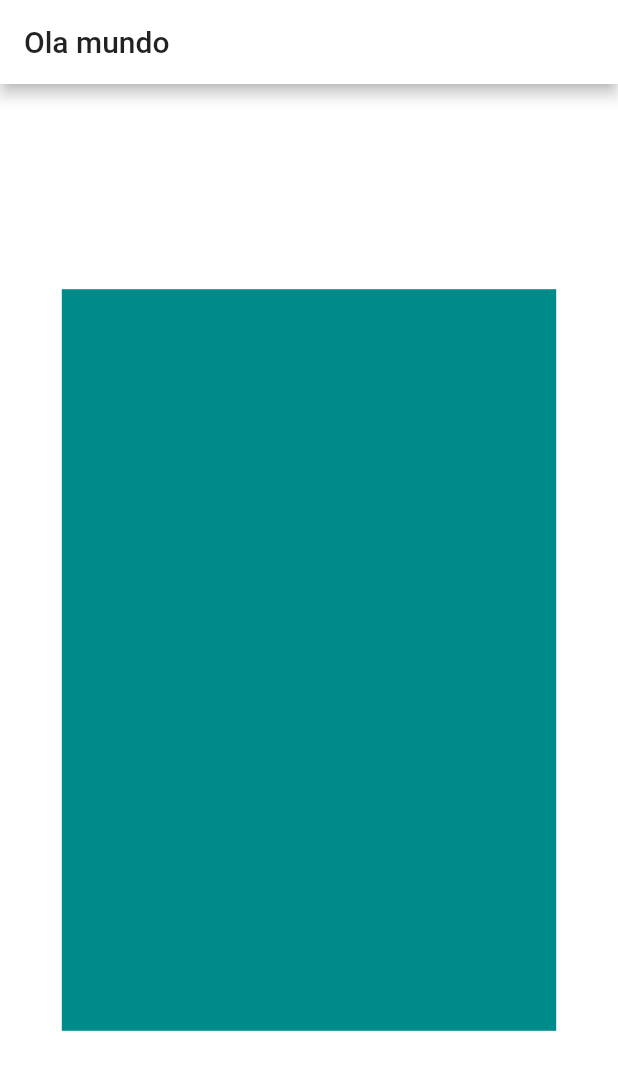
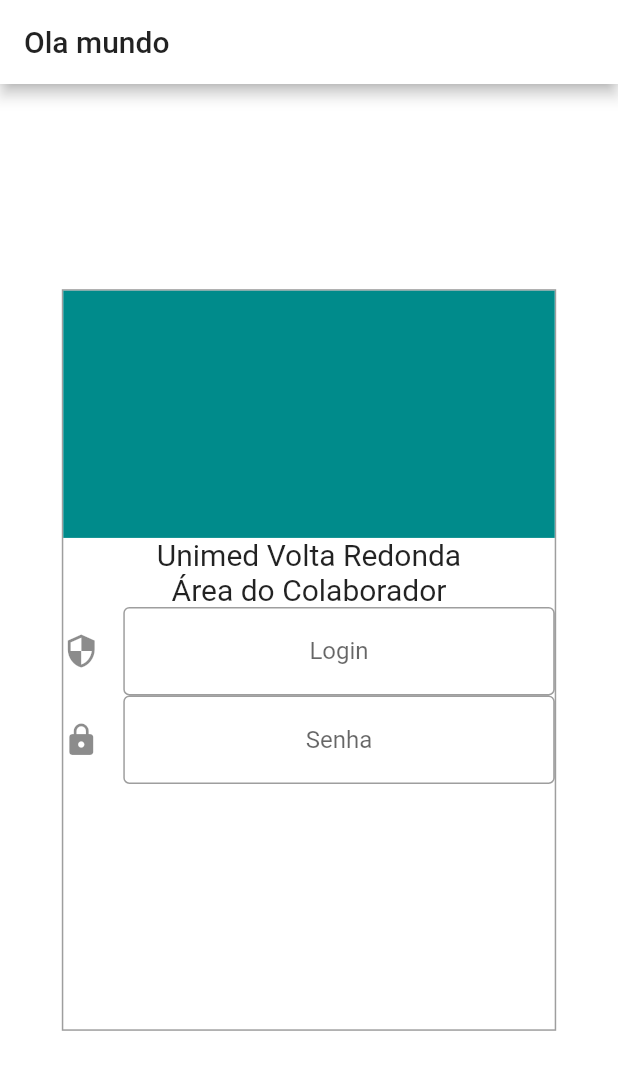
Before and after one commit to higorass02/BrincandoFlutter, a Flutter app: the screen it shows after launch, on a phone screen of 412 x 824 dp. Shown: the top 1070 px of the screen. Run offline on Flutter 3.47's test engine with Material 2 defaults, Android fonts, the phone set to English and light mode, and no system bars.

Commit message:
subindo tela de login

```diff
--- a/lib/main.dart
+++ b/lib/main.dart
@@ -7,6 +7,7 @@
 
 import 'package:flutter/material.dart';
 import 'package:flutter/rendering.dart';
+import 'package:flutter/services.dart';
 
 void main() => runApp(MyApp());
 
@@ -60,10 +61,79 @@ class MyStatelessWidget extends StatelessWidget {
       ),
       body: Center(
         child: Container(
+          decoration: BoxDecoration(
+            border: Border(
+              top: BorderSide(width: 1.0, color: Colors.grey),
+              left: BorderSide(width: 1.0, color: Colors.grey),
+              right: BorderSide(width: 1.0, color: Colors.grey),
+              bottom: BorderSide(width: 1.0, color: Colors.grey),
+            ),
+          ),
           margin: const EdgeInsets.all(10.0),
-          color: Color.fromRGBO(0,139,139, 1),
+          //color: Colors.white,
           width: MediaQuery.of(context).size.width * 0.8,
           height: MediaQuery.of(context).size.height * 0.6,
+          child: Column(
+            children: [
+              Container(
+                width: MediaQuery.of(context).size.width * 1,
+                height: MediaQuery.of(context).size.height * 0.2,
+                color: Color.fromRGBO(0,139,139, 1),
+              ),
+              Container(
+                child: Column(
+                  children: <Widget>[
+                    Text('Unimed Volta Redonda',style: TextStyle(fontSize: 20)),
+                    Text('Área do Colaborador',style: TextStyle(fontSize: 20)),
+                    Form(
+                      child: Column(
+                        children: <Widget>[
+                          TextFormField(
+                            decoration: InputDecoration(
+                              hintText: 'Login',
+                              //helperText: 'Login',
+                              icon: Icon(Icons.security),
+                              border: OutlineInputBorder(),
+                              //errorText: 'Login Incorreto!'
+                              // prefix: Text('Prefix'),
+                              // suffix: Text('Suffix'),
+
+                            ),
+                            validator: (value) {
+                              if (value.isEmpty) {
+                                return 'Entre com seu Login!';
+                              }
+                              return null;
+                            },
+                            textAlign: TextAlign.center,
+                          ),
+                          TextFormField(
+                            decoration: InputDecoration(
+                              hintText: 'Senha',
+                              //helperText: 'Senha',
+                              icon: Icon(Icons.lock),
+                              border: OutlineInputBorder(),
+                              //errorText: 'Senha Incorreto!'
+                              // prefix: Text('Prefix'),
+                              // suffix: Text('Suffix'),
+
+                            ),
+                            validator: (value) {
+                              if (value.isEmpty) {
+                                return 'Entre com seu Login!';
+                              }
+                              return null;
+                            },
+                            textAlign: TextAlign.center,
+                          ),
+                        ],
+                      ),
+                    ),
+                  ],
+                ),
+              ),
+            ],
+          ),
         ),
       ),
       backgroundColor: Colors.white,
```
